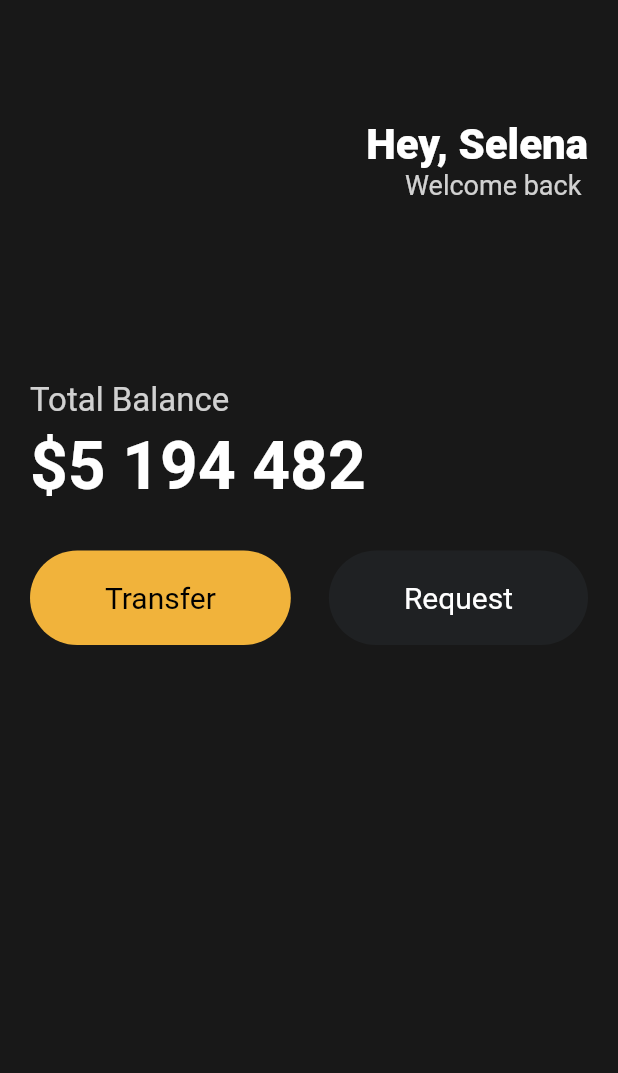
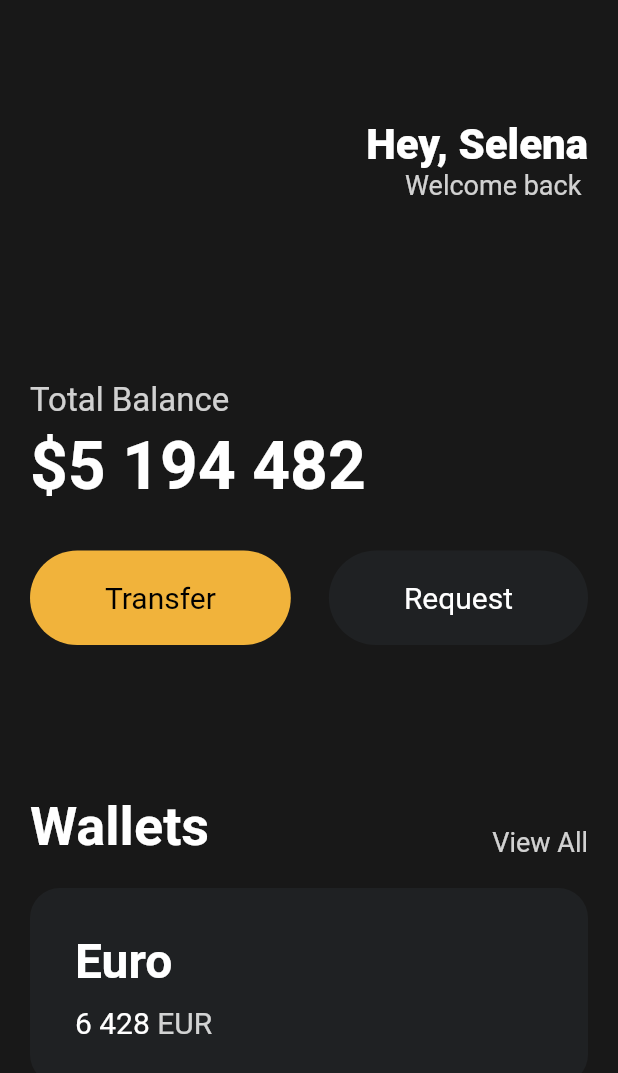
Before and after one commit to JIHYE0705/nomad-toonflix, a Flutter app: the screen it shows after launch, on a phone screen of 412 x 824 dp. Shown: the top 1073 px of the screen. Run offline on Flutter 3.47's test engine with Material 2 defaults, Android fonts, the phone set to English and light mode, and no system bars.

Commit message:
:lipstick: design: add Wallets cards

```diff
--- a/lib/main.dart
+++ b/lib/main.dart
@@ -84,9 +84,79 @@ class App extends StatelessWidget {
                   ),
                 ],
               ),
+              const SizedBox(
+                height: 100,
+              ),
+              Row(
+                crossAxisAlignment: CrossAxisAlignment.end,
+                mainAxisAlignment: MainAxisAlignment.spaceBetween,
+                children: [
+                  const Text('Wallets',
+                    style: TextStyle(
+                      color: Colors.white,
+                      fontSize: 36,
+                      fontWeight: FontWeight.w600,
+                    ),
+                  ),
+                  Text('View All',
+                    style: TextStyle(
+                      color: Colors.white.withOpacity(0.8),
+                      fontSize: 18,
+                    ),
+                  ),
+                ],
+              ),
+              const SizedBox(
+                height: 20,
+              ),
+              Container(
+                decoration: BoxDecoration(
+                  color: const Color(0xFF1F2123),
+                  borderRadius: BorderRadius.circular(20),
+                ),
+                child: Padding(
+                  padding: const EdgeInsets.all(30),
+                  child: Row(
+                    children: [
+                      Column(
+                        crossAxisAlignment: CrossAxisAlignment.start,
+                        children: [
+                          const Text('Euro',
+                            style: TextStyle(
+                              color: Colors.white,
+                              fontSize: 32,
+                              fontWeight: FontWeight.w600,
+                            ),
+                          ),
+                          const SizedBox(height: 10,),
+                          Row(
+                            children: [
+                              const Text('6 428',
+                                style: TextStyle(
+                                  color: Colors.white,
+                                  fontSize: 20,
+                                ),
+                              ),
+                              const SizedBox(
+                                width: 5,
+                              ),
+                              Text('EUR',
+                                style: TextStyle(
+                                  color: Colors.white.withOpacity(0.8),
+                                  fontSize: 20,
+                                ),
+                              ),
+                            ],
+                          ),
+                        ],
+                      ),
+                    ],
+                  ),
+                ),
+              ),
             ],
           ),
-        )
+        ),
       ),
     );
   }
```
